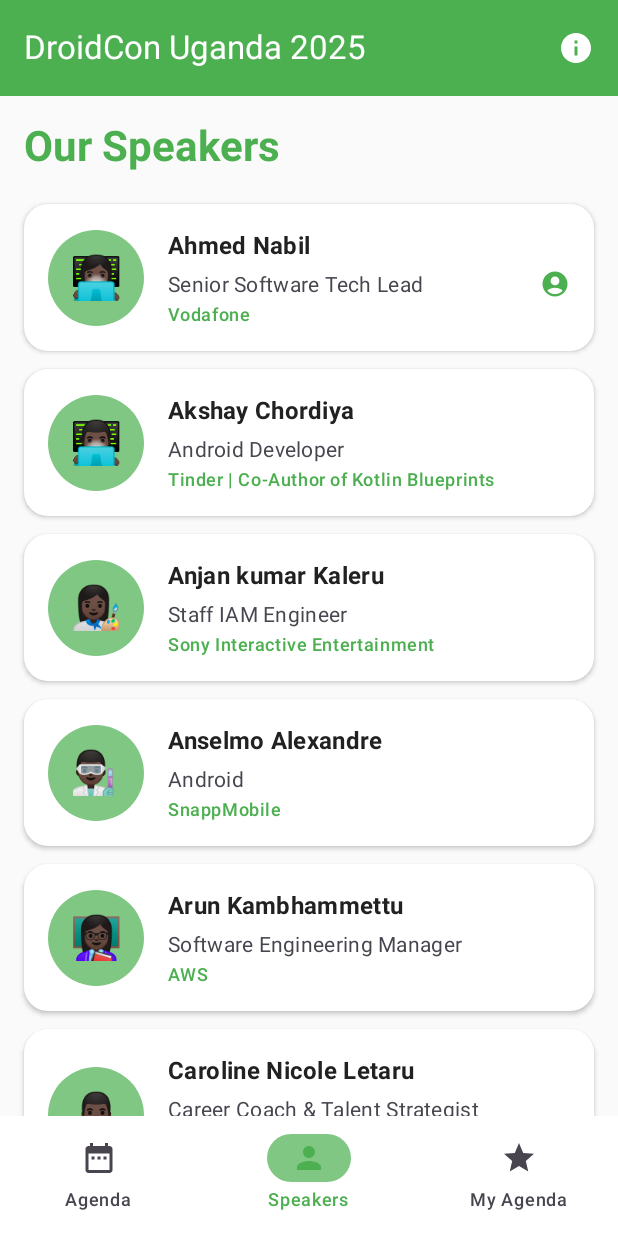
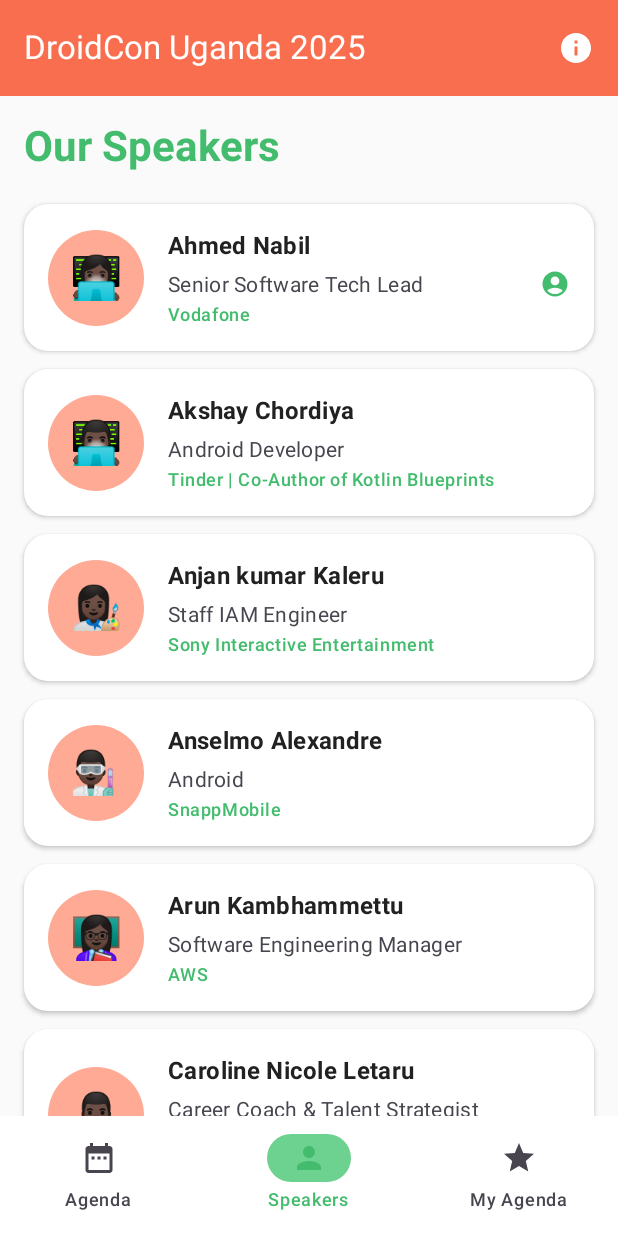
Before and after one commit to djain2405/Droidcon-Uganda-2025-App, an Android app built with Jetpack Compose: the screen it shows after launch (MainActivity), item 2 of the bottom bar chosen, on a phone screen of 412 x 824 dp. Run offline under Robolectric (Android 15) with nearby library versions, the phone set to English and light mode, and no system bars.

Commit message:
adopting the droidcon uganda theme

```diff
--- a/composeApp/src/commonMain/kotlin/com/droidcon/uganda/App.kt
+++ b/composeApp/src/commonMain/kotlin/com/droidcon/uganda/App.kt
@@ -71,9 +71,11 @@ fun App() {
                             selected = selectedTab == tab,
                             onClick = { selectedTab = tab },
                             colors = NavigationBarItemDefaults.colors(
-                                selectedIconColor = MaterialTheme.colorScheme.primary,
-                                selectedTextColor = MaterialTheme.colorScheme.primary,
-                                indicatorColor = MaterialTheme.colorScheme.primaryContainer
+                                selectedIconColor = MaterialTheme.colorScheme.secondary,
+                                selectedTextColor = MaterialTheme.colorScheme.secondary,
+                                indicatorColor = MaterialTheme.colorScheme.secondaryContainer,
+                                unselectedIconColor = MaterialTheme.colorScheme.onSurfaceVariant,
+                                unselectedTextColor = MaterialTheme.colorScheme.onSurfaceVariant
                             )
                         )
                     }
@@ -111,7 +113,7 @@ fun AboutDialog(onDismiss: () -> Unit) {
             Icon(
                 Icons.Default.Info,
                 contentDescription = null,
-                tint = MaterialTheme.colorScheme.primary
+                tint = MaterialTheme.colorScheme.secondary
             )
         },
         title = {
--- a/composeApp/src/commonMain/kotlin/com/droidcon/uganda/ui/screens/AgendaScreen.kt
+++ b/composeApp/src/commonMain/kotlin/com/droidcon/uganda/ui/screens/AgendaScreen.kt
@@ -81,7 +81,7 @@ fun AgendaScreen(viewModel: ConferenceViewModel) {
                         "Conference Schedule",
                         style = MaterialTheme.typography.headlineMedium,
                         fontWeight = FontWeight.Bold,
-                        color = MaterialTheme.colorScheme.primary
+                        color = MaterialTheme.colorScheme.secondary
                     )
                     Spacer(modifier = Modifier.height(8.dp))
                 }
@@ -176,7 +176,7 @@ fun SessionCard(
                         Icons.Default.DateRange,
                         contentDescription = null,
                         modifier = Modifier.size(16.dp),
-                        tint = MaterialTheme.colorScheme.primary
+                        tint = MaterialTheme.colorScheme.secondary
                     )
                     Spacer(modifier = Modifier.width(4.dp))
                     val startTimeLocal = TimeZoneUtils.toUserLocalTime(session.startTime)
@@ -184,7 +184,7 @@ fun SessionCard(
                     Text(
                         "${TimeZoneUtils.formatTime(startTimeLocal)} - ${TimeZoneUtils.formatTime(endTimeLocal)}",
                         style = MaterialTheme.typography.labelMedium,
-                        color = MaterialTheme.colorScheme.primary,
+                        color = MaterialTheme.colorScheme.secondary,
                         fontWeight = FontWeight.Bold
                     )
                 }
@@ -336,7 +336,7 @@ fun SessionDetailDialog(
                 Text(
                     "${TimeZoneUtils.formatTime(startTimeLocal)} - ${TimeZoneUtils.formatTime(endTimeLocal)}",
                     style = MaterialTheme.typography.labelMedium,
-                    color = MaterialTheme.colorScheme.primary
+                    color = MaterialTheme.colorScheme.secondary
                 )
             }
         },
@@ -394,7 +394,7 @@ fun SessionDetailDialog(
                                 Text(
                                     speaker.company,
                                     style = MaterialTheme.typography.bodySmall,
-                                    color = MaterialTheme.colorScheme.primary
+                                    color = MaterialTheme.colorScheme.secondary
                                 )
                             }
                         }
--- a/composeApp/src/commonMain/kotlin/com/droidcon/uganda/ui/screens/FavoritesScreen.kt
+++ b/composeApp/src/commonMain/kotlin/com/droidcon/uganda/ui/screens/FavoritesScreen.kt
@@ -76,7 +76,7 @@ fun FavoritesScreen(viewModel: ConferenceViewModel) {
                                 "My Personal Agenda",
                                 style = MaterialTheme.typography.headlineMedium,
                                 fontWeight = FontWeight.Bold,
-                                color = MaterialTheme.colorScheme.primary
+                                color = MaterialTheme.colorScheme.secondary
                             )
                             Spacer(modifier = Modifier.height(4.dp))
                             Text(
--- a/composeApp/src/commonMain/kotlin/com/droidcon/uganda/ui/screens/SpeakersScreen.kt
+++ b/composeApp/src/commonMain/kotlin/com/droidcon/uganda/ui/screens/SpeakersScreen.kt
@@ -38,7 +38,7 @@ fun SpeakersScreen(viewModel: ConferenceViewModel) {
                 "Our Speakers",
                 style = MaterialTheme.typography.headlineMedium,
                 fontWeight = FontWeight.Bold,
-                color = MaterialTheme.colorScheme.primary
+                color = MaterialTheme.colorScheme.secondary
             )
             Spacer(modifier = Modifier.height(8.dp))
         }
@@ -126,7 +126,7 @@ fun SpeakerCard(
                 Text(
                     speaker.company,
                     style = MaterialTheme.typography.bodySmall,
-                    color = MaterialTheme.colorScheme.primary,
+                    color = MaterialTheme.colorScheme.secondary,
                     fontWeight = FontWeight.SemiBold
                 )
             }
@@ -138,7 +138,7 @@ fun SpeakerCard(
                         Icons.Default.Share,
                         contentDescription = "Twitter",
                         modifier = Modifier.size(20.dp),
-                        tint = MaterialTheme.colorScheme.primary
+                        tint = MaterialTheme.colorScheme.secondary
                     )
                 }
                 speaker.linkedin?.let {
@@ -147,7 +147,7 @@ fun SpeakerCard(
                         Icons.Default.AccountCircle,
                         contentDescription = "LinkedIn",
                         modifier = Modifier.size(20.dp),
-                        tint = MaterialTheme.colorScheme.primary
+                        tint = MaterialTheme.colorScheme.secondary
                     )
                 }
             }
@@ -201,7 +201,7 @@ fun SpeakerDetailDialog(
                     Text(
                         speaker.company,
                         style = MaterialTheme.typography.titleMedium,
-                        color = MaterialTheme.colorScheme.primary,
+                        color = MaterialTheme.colorScheme.secondary,
                         fontWeight = FontWeight.Bold
                     )
                 }
@@ -224,13 +224,13 @@ fun SpeakerDetailDialog(
                                         Icons.Default.Share,
                                         contentDescription = null,
                                         modifier = Modifier.size(16.dp),
-                                        tint = MaterialTheme.colorScheme.primary
+                                        tint = MaterialTheme.colorScheme.secondary
                                     )
                                     Spacer(modifier = Modifier.width(4.dp))
                                     Text(
                                         it,
                                         style = MaterialTheme.typography.bodySmall,
-                                        color = MaterialTheme.colorScheme.primary
+                                        color = MaterialTheme.colorScheme.secondary
                                     )
                                 }
                             }
@@ -240,13 +240,13 @@ fun SpeakerDetailDialog(
                                         Icons.Default.AccountCircle,
                                         contentDescription = null,
                                         modifier = Modifier.size(16.dp),
-                                        tint = MaterialTheme.colorScheme.primary
+                                        tint = MaterialTheme.colorScheme.secondary
                                     )
                                     Spacer(modifier = Modifier.width(4.dp))
                                     Text(
                                         it,
                                         style = MaterialTheme.typography.bodySmall,
-                                        color = MaterialTheme.colorScheme.primary
+                                        color = MaterialTheme.colorScheme.secondary
                                     )
                                 }
                             }
@@ -290,7 +290,7 @@ fun SpeakerDetailDialog(
                                     Text(
                                         "${TimeZoneUtils.formatTime(startTimeLocal)} - ${TimeZoneUtils.formatTime(endTimeLocal)}",
                                         style = MaterialTheme.typography.labelMedium,
-                                        color = MaterialTheme.colorScheme.primary,
+                                        color = MaterialTheme.colorScheme.secondary,
                                         fontWeight = FontWeight.Bold
                                     )
                                     // Track Badge - only show if display name is not empty
--- a/composeApp/src/commonMain/kotlin/com/droidcon/uganda/ui/theme/Theme.kt
+++ b/composeApp/src/commonMain/kotlin/com/droidcon/uganda/ui/theme/Theme.kt
@@ -7,23 +7,24 @@ import androidx.compose.material3.lightColorScheme
 import androidx.compose.runtime.Composable
 import androidx.compose.ui.graphics.Color
 
-// DroidCon Uganda brand colors
-val DroidConGreen = Color(0xFF4CAF50)
-val DroidConDarkGreen = Color(0xFF388E3C)
-val DroidConLightGreen = Color(0xFF81C784)
-val DroidConAccent = Color(0xFFFFEB3B)
-val DroidConOrange = Color(0xFFFF9800)
+// DroidCon Uganda brand colors - from uganda.droidcon.com
+val DroidConOrange = Color(0xFFFA6E50) // Primary orange from website
+val DroidConGreen = Color(0xFF43BC6E) // Primary green from website
+val DroidConDarkOrange = Color(0xFFE85A3C) // Darker shade of orange
+val DroidConLightOrange = Color(0xFFFFAA95) // Lighter shade of orange
+val DroidConDarkGreen = Color(0xFF359956) // Darker shade of green
+val DroidConLightGreen = Color(0xFF6DD18F) // Lighter shade of green
 
 private val LightColorScheme = lightColorScheme(
-    primary = DroidConGreen,
+    primary = DroidConOrange,
     onPrimary = Color.White,
-    primaryContainer = DroidConLightGreen,
-    onPrimaryContainer = DroidConDarkGreen,
-    secondary = DroidConOrange,
+    primaryContainer = DroidConLightOrange,
+    onPrimaryContainer = DroidConDarkOrange,
+    secondary = DroidConGreen,
     onSecondary = Color.White,
-    secondaryContainer = Color(0xFFFFE0B2),
-    onSecondaryContainer = Color(0xFFE65100),
-    tertiary = DroidConAccent,
+    secondaryContainer = DroidConLightGreen,
+    onSecondaryContainer = DroidConDarkGreen,
+    tertiary = DroidConGreen,
     background = Color(0xFFFAFAFA),
     surface = Color.White,
     onSurface = Color(0xFF212121),
@@ -31,15 +32,15 @@ private val LightColorScheme = lightColorScheme(
 )
 
 private val DarkColorScheme = darkColorScheme(
-    primary = DroidConLightGreen,
-    onPrimary = Color(0xFF1B5E20),
-    primaryContainer = DroidConDarkGreen,
-    onPrimaryContainer = DroidConLightGreen,
-    secondary = DroidConOrange,
-    onSecondary = Color(0xFF4E2600),
-    secondaryContainer = Color(0xFFE65100),
-    onSecondaryContainer = Color(0xFFFFCC80),
-    tertiary = DroidConAccent,
+    primary = DroidConOrange,
+    onPrimary = Color(0xFF4E2600),
+    primaryContainer = DroidConDarkOrange,
+    onPrimaryContainer = DroidConLightOrange,
+    secondary = DroidConGreen,
+    onSecondary = Color(0xFF1B5E20),
+    secondaryContainer = DroidConDarkGreen,
+    onSecondaryContainer = DroidConLightGreen,
+    tertiary = DroidConLightGreen,
     background = Color(0xFF121212),
     surface = Color(0xFF1E1E1E),
     onSurface = Color(0xFFE0E0E0),
```
